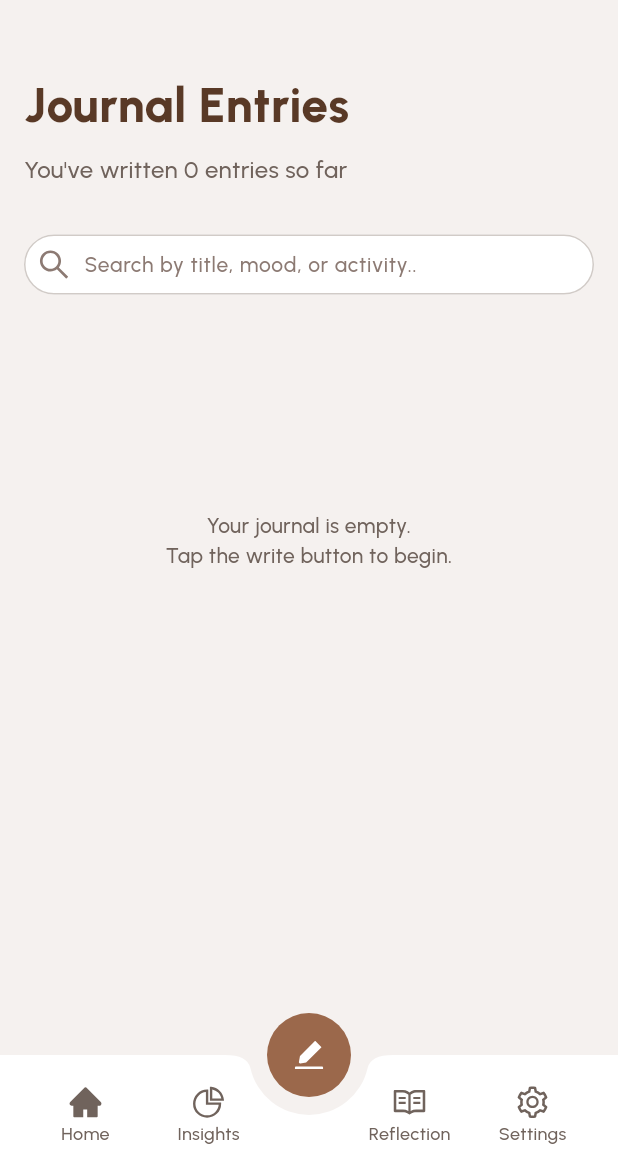
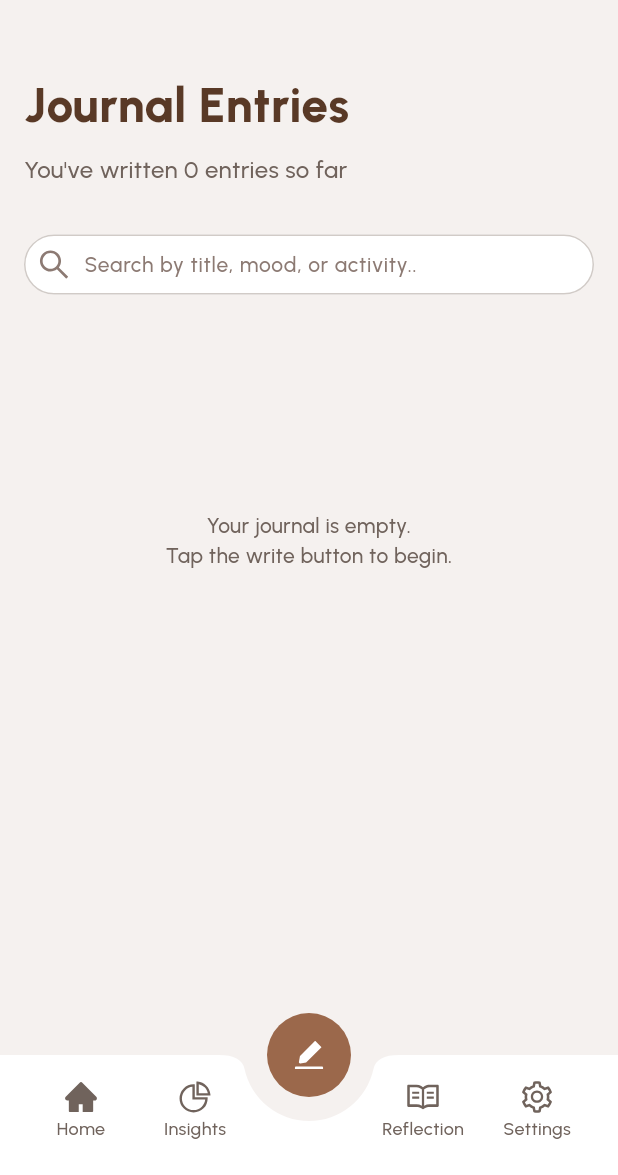
Before and after one commit to gianworks/emotiary, a Flutter app: the screen it shows after launch, on a phone screen of 412 x 824 dp, the part 61-1236 px from its top. Run offline on Flutter 3.47's test engine with Material 3 defaults, Android fonts, the phone set to English and light mode, and no system bars; our stand-ins replace hive, hive_flutter, icons_plus; missing offline and left inert: flutter_quill; accounts and stored records are empty.

Commit message:
Improve UI spacing

```diff
--- a/lib/screens/home/entry_details_screen.dart
+++ b/lib/screens/home/entry_details_screen.dart
@@ -95,7 +95,8 @@ class EntryDetailsScreen extends StatelessWidget {
             children: entry.activities.entries.map(
               (activity) => Text("${activity.value} ${activity.key.toLowerCase()}", style: AppTextStyles.bodyLarge)
             ).toList()
-          )
+          ),
+          const SizedBox(height: 64),
         ]
       )
     );
--- a/lib/screens/main_screen.dart
+++ b/lib/screens/main_screen.dart
@@ -59,11 +59,12 @@ class _MainScreenState extends State<MainScreen> {
       ),
       floatingActionButtonLocation: FloatingActionButtonLocation.centerDocked,
       bottomNavigationBar: BottomAppBar(
+        color: Colors.white,
         shape: const CircularNotchedRectangle(),
-        notchMargin: 12,
-        color: Colors.white,
+        notchMargin: 16,
         child: Row(
           mainAxisAlignment: MainAxisAlignment.spaceAround,
+          crossAxisAlignment: CrossAxisAlignment.start,
           children: [
             BottomAppBarItem(
               index: 0,
@@ -81,7 +82,7 @@ class _MainScreenState extends State<MainScreen> {
               label: "Insights",
               onTap: _setCurrentItemIndex
             ),
-            const SizedBox(width: 50),
+            const SizedBox(width: 70),
             BottomAppBarItem(
               index: 2,
               currentNavIndex: _currentItemIndex,
--- a/lib/widgets/bottom_app_bar_item.dart
+++ b/lib/widgets/bottom_app_bar_item.dart
@@ -23,9 +23,9 @@ class BottomAppBarItem extends StatelessWidget {
   @override
   Widget build(BuildContext context) {
     return SizedBox(
-      width: 80,
+      width: 70,
       child: InkWell(
-        customBorder: const CircleBorder(),
+        borderRadius: BorderRadius.circular(24),
         onTap: () => onTap(index),
         child: Padding(
           padding: const EdgeInsets.all(4),
```
